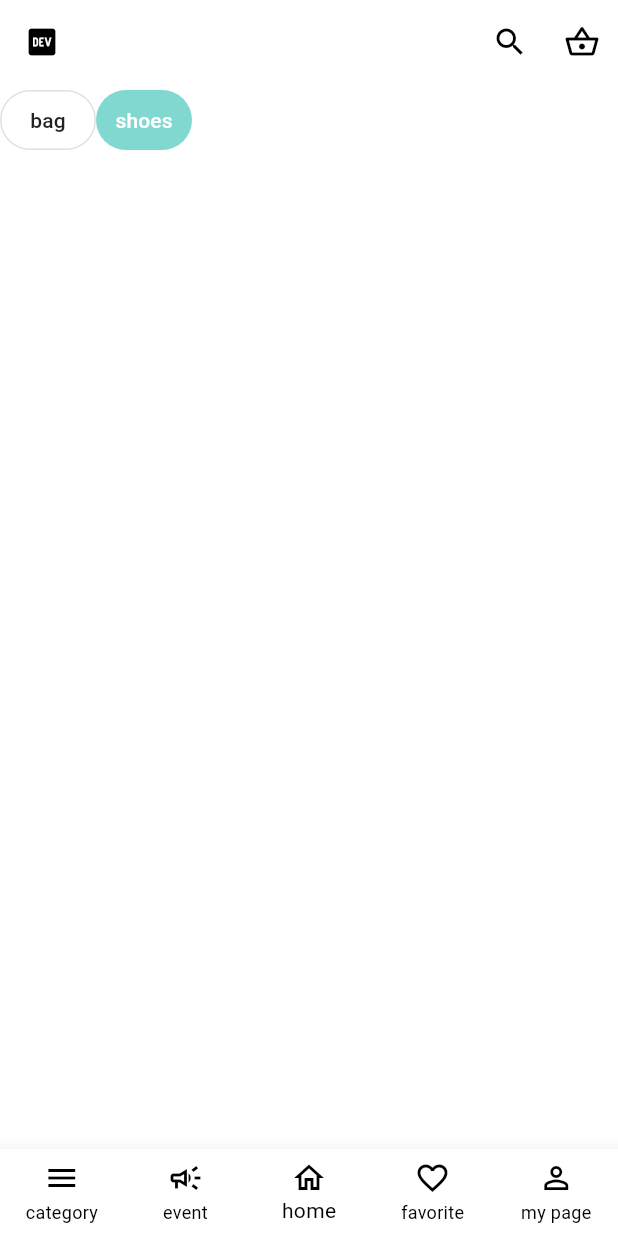
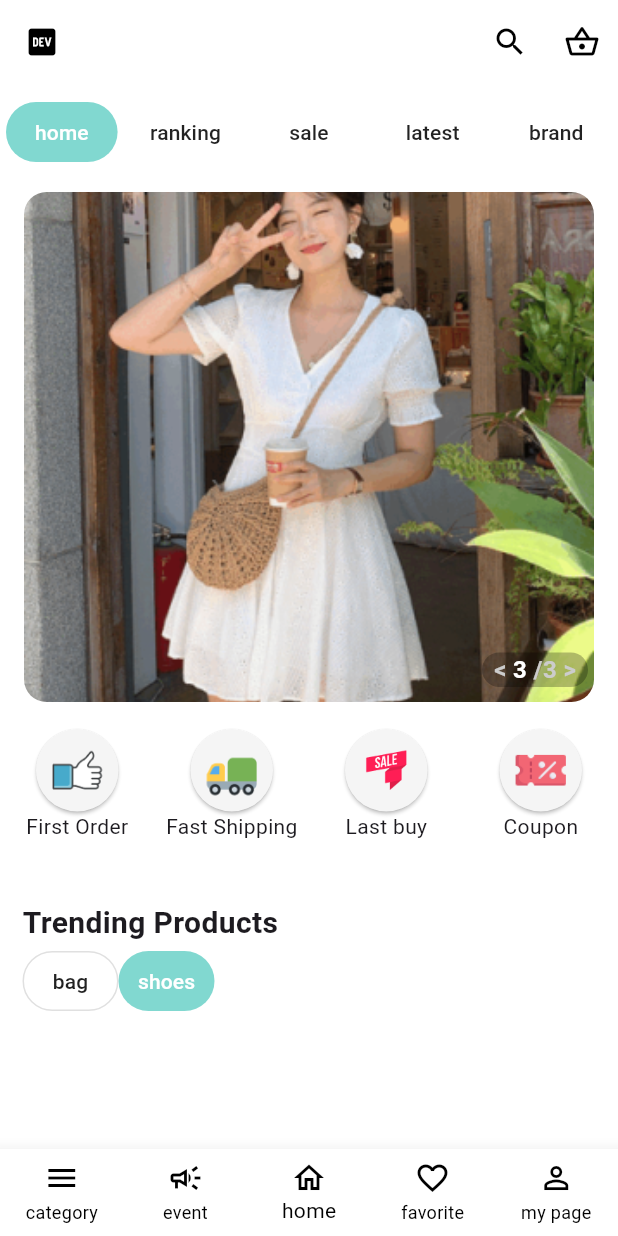
Before and after one commit to willchangesoon/Frontend, a Flutter app: the screen it shows after launch, on a phone screen of 412 x 824 dp. Run offline on Flutter 3.47's test engine with Material 3 defaults, Android fonts, the phone set to English and light mode, and no system bars; our stand-ins replace flutter_riverpod, go_router.

Commit message:
feat- main option button

```diff
--- /dev/null
+++ b/es3_frontend/lib/common/component/btn_main_options.dart
@@ -0,0 +1,34 @@
+import 'package:flutter/material.dart';
+
+class MainOptionsButton extends StatelessWidget {
+  final String title;
+  final String image;
+
+  const MainOptionsButton({
+    super.key,
+    required this.title,
+    required this.image,
+  });
+
+  @override
+  Widget build(BuildContext context) {
+    return Column(
+      children: [
+        ElevatedButton(
+          onPressed: () {},
+          style: ElevatedButton.styleFrom(
+            shape: CircleBorder(),
+            padding: EdgeInsets.all(10),
+            backgroundColor: Color(0xffF5F5F5),
+          ),
+          child: SizedBox(
+            width: 35,
+            height: 35,
+            child: Image.asset(this.image),
+          ),
+        ),
+        Text('${this.title}')
+      ],
+    );
+  }
+}
--- a/es3_frontend/lib/common/screen/s_home.dart
+++ b/es3_frontend/lib/common/screen/s_home.dart
@@ -1,4 +1,6 @@
 import 'package:es3_frontend/common/component/btn_category.dart';
+import 'package:es3_frontend/common/component/btn_main_options.dart';
+import 'package:es3_frontend/common/component/main_carousel.dart';
 import 'package:flutter/material.dart';
 
 class HomeScreen extends StatefulWidget {
@@ -9,15 +11,77 @@ class HomeScreen extends StatefulWidget {
 }
 
 class _HomeScreenState extends State<HomeScreen> {
+  final List<String> mainMenus = ['home', 'ranking', 'sale', 'latest', 'brand'];
+  int _curSelectedMenu = 0;
+  final Map<String, String> options = {
+    "First Order": "images/options/first_buy.png",
+    "Fast Shipping": "images/options/fast_shipping.png",
+    "Last buy": "images/options/last_buy.png",
+    "Coupon": "images/options/coupon.png",
+  };
 
   @override
   Widget build(BuildContext context) {
     return Container(
       child: Column(
+        crossAxisAlignment: CrossAxisAlignment.start,
         children: [
+          renderMainMenu(),
+          MainCarousel(),
+          const SizedBox(height: 10),
+          mainOptions(),
+          const SizedBox(height: 40),
+          listMenu()
+        ],
+      ),
+    );
+  }
+
+  Widget renderMainMenu() {
+    return Row(
+        children: mainMenus.asMap().entries.map((entry) {
+          int index = entry.key;
+          String menu = entry.value;
+          return Expanded(
+            child: Padding(
+              padding:
+              const EdgeInsets.symmetric(horizontal: 4.0, vertical: 8.0),
+              child: CategoryButton(
+                text: menu,
+                selected: _curSelectedMenu == index,
+              ),
+            ),
+          );
+        }).toList());
+  }
+
+  Widget mainOptions() {
+    return Row(
+      children: options.entries.map((entry) {
+        return Expanded(
+          child: MainOptionsButton(title: entry.key, image: entry.value),
+        );
+      }).toList(),
+    );
+  }
+
+  Widget listMenu() {
+    return const Padding(
+      padding: EdgeInsets.symmetric(horizontal: 15.0),
+      child: Column(
+        crossAxisAlignment: CrossAxisAlignment.start,
+        children: [
+          Text(
+            'Trending Products',
+            style: TextStyle(fontWeight: FontWeight.bold, fontSize: 20),
+          ),
           Row(
             children: [
-              CategoryButton(text: 'bag', selected: false, border: true,),
+              CategoryButton(
+                text: 'bag',
+                selected: false,
+                border: true,
+              ),
               CategoryButton(text: 'shoes', selected: true),
             ],
           )
```
Also changed, not shown: es3_frontend/images/options/coupon.png (added), es3_frontend/images/options/fast_shipping.png (added), es3_frontend/images/options/first_buy.png (added), es3_frontend/images/options/last_buy.png (added), es3_frontend/images/options/sale_week.png (added).
